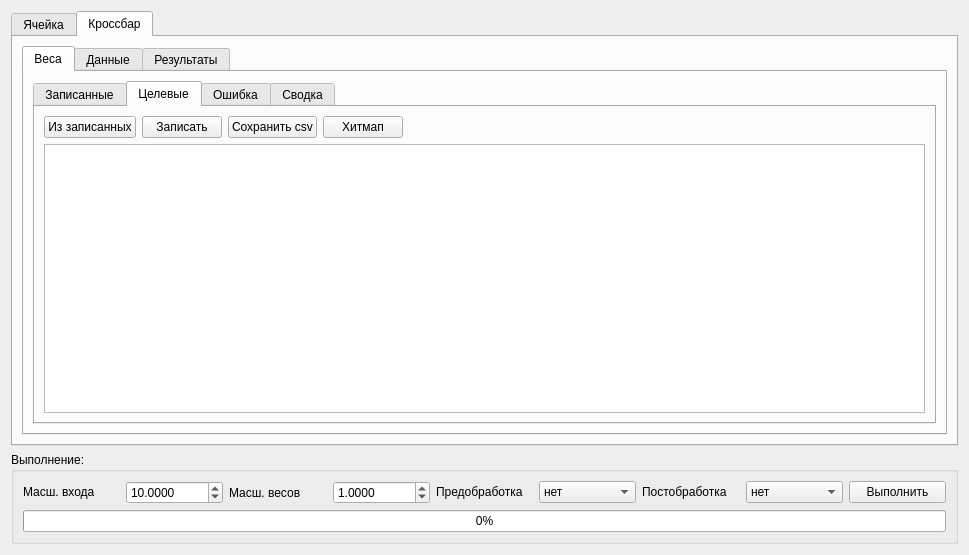
Old version of the form gui/uies/math.ui in the repository neurocomputer/MemriBoard.
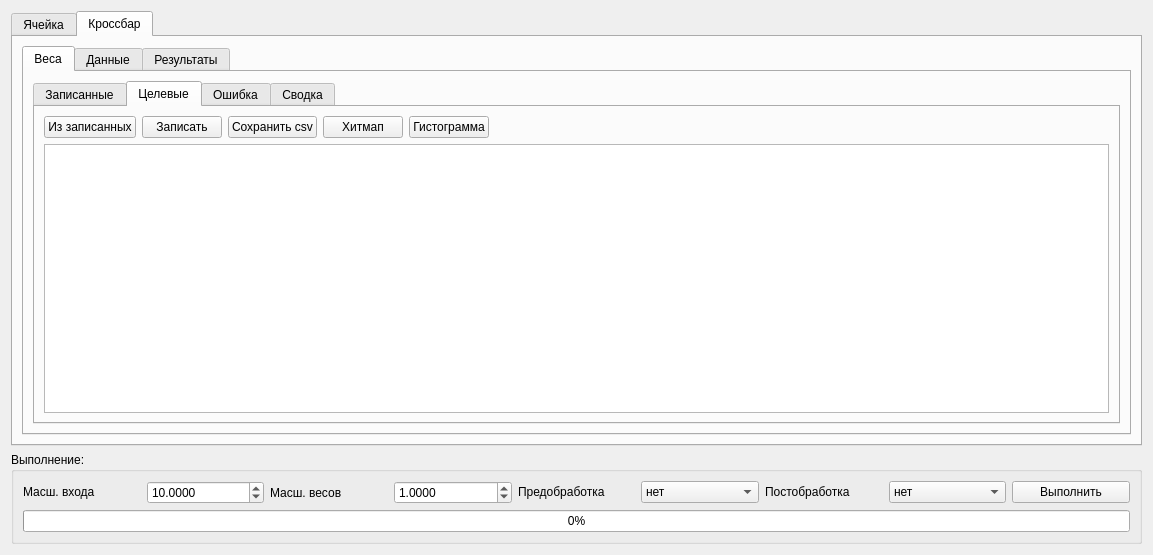
New version of the form. The open tabs and pages were chosen to show the change.

Patch:
```diff
--- a/gui/uies/math.ui
+++ b/gui/uies/math.ui
@@ -6,7 +6,7 @@
    <rect>
     <x>0</x>
     <y>0</y>
-    <width>969</width>
+    <width>1153</width>
     <height>555</height>
    </rect>
   </property>
@@ -356,6 +356,13 @@
                    </property>
                   </widget>
                  </item>
+                 <item>
+                  <widget class="QPushButton" name="button_histogram_goal_weights_matrix">
+                   <property name="text">
+                    <string>Гистограмма</string>
+                   </property>
+                  </widget>
+                 </item>
                  <item>
                   <spacer name="horizontalSpacer_6">
                    <property name="orientation">
```
Left out of the diff: 18 changed lines with no effect on the pictures.
